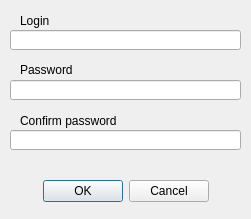
Above: forms/dialogs/accountcreatedialog.ui from AskePit/PassBook before the change. Below: the same form after it.
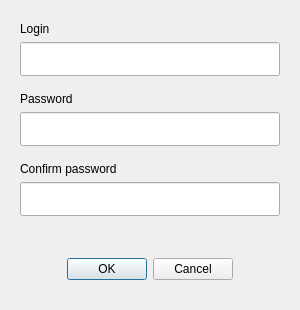
That is the form after the change. Icons and pictures are not drawn.

Patch:
```diff
--- a/forms/dialogs/accountcreatedialog.ui
+++ b/forms/dialogs/accountcreatedialog.ui
@@ -6,20 +6,20 @@
    <rect>
     <x>0</x>
     <y>0</y>
-    <width>251</width>
-    <height>219</height>
+    <width>300</width>
+    <height>310</height>
    </rect>
   </property>
   <property name="minimumSize">
    <size>
-    <width>251</width>
-    <height>219</height>
+    <width>300</width>
+    <height>310</height>
    </size>
   </property>
   <property name="maximumSize">
    <size>
-    <width>251</width>
-    <height>219</height>
+    <width>300</width>
+    <height>310</height>
    </size>
   </property>
   <property name="windowTitle">
@@ -32,20 +32,20 @@
   <widget class="QLineEdit" name="loginLine">
    <property name="geometry">
     <rect>
-     <x>10</x>
-     <y>30</y>
-     <width>231</width>
-     <height>20</height>
+     <x>20</x>
+     <y>42</y>
+     <width>260</width>
+     <height>34</height>
     </rect>
    </property>
   </widget>
   <widget class="QLineEdit" name="keyLine">
    <property name="geometry">
     <rect>
-     <x>10</x>
-     <y>80</y>
-     <width>231</width>
-     <height>20</height>
+     <x>20</x>
+     <y>112</y>
+     <width>260</width>
+     <height>34</height>
     </rect>
    </property>
    <property name="echoMode">
@@ -55,10 +55,10 @@
   <widget class="QLineEdit" name="keyLine_2">
    <property name="geometry">
     <rect>
-     <x>10</x>
-     <y>130</y>
-     <width>231</width>
-     <height>20</height>
+     <x>20</x>
+     <y>182</y>
+     <width>260</width>
+     <height>34</height>
     </rect>
    </property>
    <property name="echoMode">
@@ -69,9 +69,9 @@
    <property name="geometry">
     <rect>
      <x>20</x>
-     <y>10</y>
-     <width>221</width>
-     <height>21</height>
+     <y>20</y>
+     <width>260</width>
+     <height>18</height>
     </rect>
    </property>
    <property name="text">
@@ -85,9 +85,9 @@
    <property name="geometry">
     <rect>
      <x>20</x>
-     <y>60</y>
-     <width>221</width>
-     <height>20</height>
+     <y>90</y>
+     <width>260</width>
+     <height>18</height>
     </rect>
    </property>
    <property name="text">
@@ -101,9 +101,9 @@
    <property name="geometry">
     <rect>
      <x>20</x>
-     <y>110</y>
-     <width>221</width>
-     <height>21</height>
+     <y>160</y>
+     <width>260</width>
+     <height>18</height>
     </rect>
    </property>
    <property name="text">
@@ -116,10 +116,10 @@
   <widget class="QDialogButtonBox" name="buttonBox">
    <property name="geometry">
     <rect>
-     <x>10</x>
-     <y>180</y>
-     <width>231</width>
-     <height>23</height>
+     <x>20</x>
+     <y>250</y>
+     <width>260</width>
+     <height>38</height>
     </rect>
    </property>
    <property name="standardButtons">
@@ -132,10 +132,10 @@
   <widget class="QLabel" name="msg_label">
    <property name="geometry">
     <rect>
-     <x>10</x>
-     <y>150</y>
-     <width>231</width>
-     <height>31</height>
+     <x>20</x>
+     <y>222</y>
+     <width>260</width>
+     <height>24</height>
     </rect>
    </property>
    <property name="font">
```
